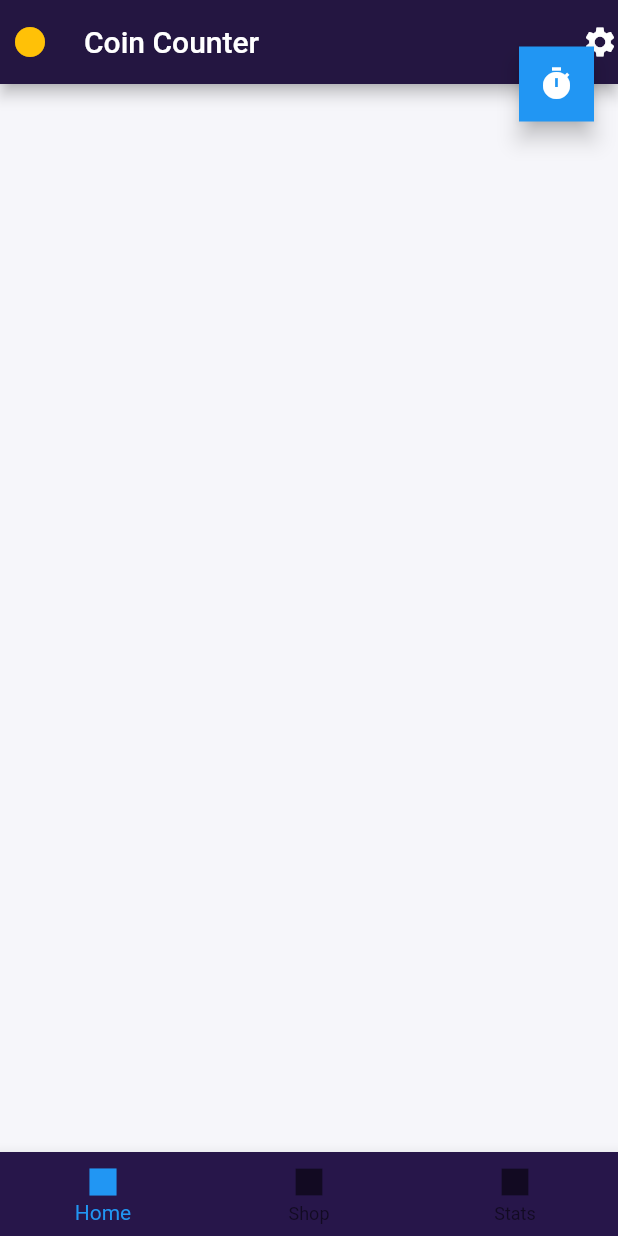
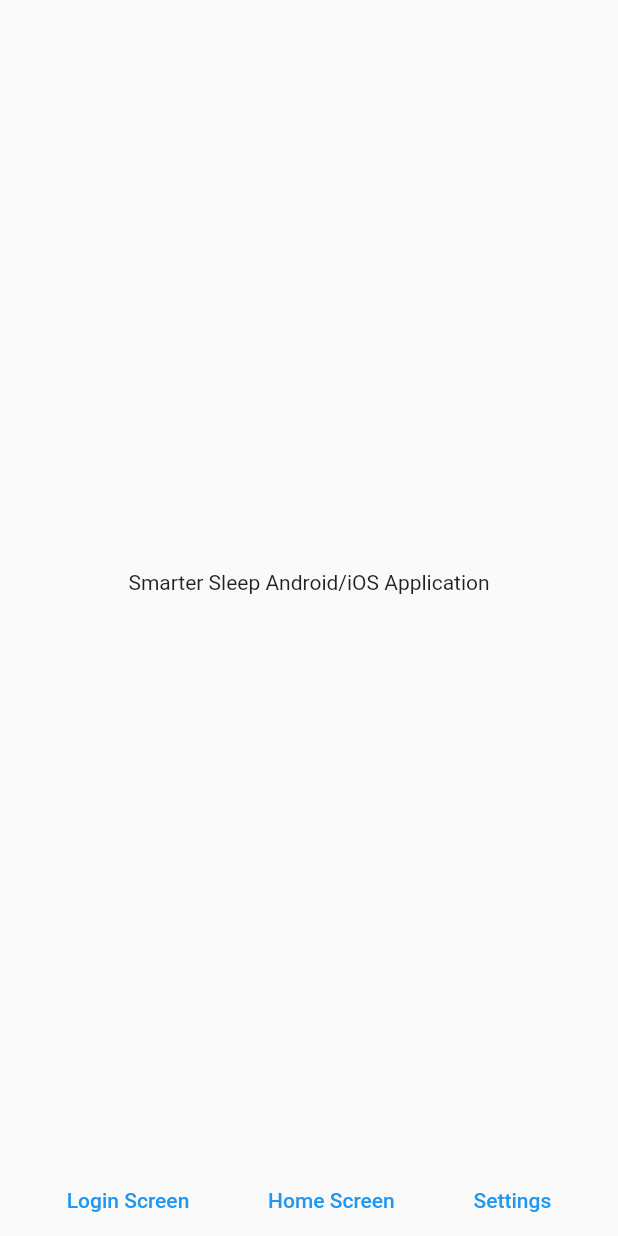
Before and after one commit to JL-SoftDev/Smarter-Sleep, a Flutter app: the screen it shows after launch, on a phone screen of 412 x 824 dp. Run offline on Flutter 3.47's test engine with Material 2 defaults, Android fonts, the phone set to English and light mode, and no system bars.

Commit message:
-Reconfigured flutter project to provide a more structured format with screens -Fixed main.dart and set the initial application to a materialApp -Implemented various screens with basic navigations

```diff
--- a/Frontend/Smarter_Sleep/smarter_sleep/lib/HomeScreen.dart
+++ /dev/null
@@ -1,38 +0,0 @@
-import 'package:flutter/material.dart';
-class HomeScreen extends StatelessWidget {
-  const HomeScreen({super.key});
-  @override
-  Widget build(BuildContext context) {
-    return MaterialApp(
-      theme: new ThemeData(
-          scaffoldBackgroundColor: Color.fromARGB(255, 246, 246, 250)),
-      home: Scaffold(
-        floatingActionButtonLocation: FloatingActionButtonLocation.endTop,
-        floatingActionButton: SizedBox(
-          height: 50,
-          width: 50,
-          child: FloatingActionButton(
-            shape: const BeveledRectangleBorder(borderRadius: BorderRadius.zero),
-            onPressed: () {
-              print("This is a Sleep Button");
-            },
-            child: const Icon(Icons.timer),
-          ),
-        ),
-        appBar: AppBar(
-            backgroundColor: Color.fromARGB(255, 36, 22, 65),
-            leading: const Icon(Icons.circle, color: Colors.amber),
-            leadingWidth: 40,
-            title: const Text('Coin Counter'),
-            actions: [const Icon(Icons.settings)]),
-        bottomNavigationBar: BottomNavigationBar(
-            backgroundColor: Color.fromARGB(255, 39, 22, 74),
-            items: const [
-              BottomNavigationBarItem(icon: Icon(Icons.square), label: 'Home'),
-              BottomNavigationBarItem(icon: Icon(Icons.square), label: 'Shop'),
-              BottomNavigationBarItem(icon: Icon(Icons.square), label: 'Stats')
-            ]),
-      ),
-    );
-  }
-}
--- /dev/null
+++ b/Frontend/Smarter_Sleep/smarter_sleep/lib/app/api/api.dart
@@ -0,0 +1 @@
+//TODO - Implement this
--- /dev/null
+++ b/Frontend/Smarter_Sleep/smarter_sleep/lib/app/screens/testingScreen.dart
@@ -0,0 +1,55 @@
+import 'package:flutter/material.dart';
+
+import 'homeScreen.dart';
+import 'loginScreen.dart';
+import 'settingsScreen.dart';
+
+class TestingScreen extends StatefulWidget {
+  const TestingScreen({super.key});
+
+  @override
+  State<TestingScreen> createState() => _TestingScreenState();
+}
+
+class _TestingScreenState extends State<TestingScreen> {
+  @override
+  Widget build(BuildContext context) {
+    return Scaffold(
+      body: Column(children: [
+        //Just placeholder text
+        Flexible(
+            child:
+                Center(child: Text("Smarter Sleep Android/iOS Application"))),
+        //Spacer
+        //TESTING Bottom Links to pages
+        Row(
+          mainAxisAlignment: MainAxisAlignment.spaceEvenly,
+          children: [
+            TextButton(
+                onPressed: _navigateToLoginScreen, child: Text("Login Screen")),
+            TextButton(
+                onPressed: _navigateToHomeScreen, child: Text("Home Screen")),
+            TextButton(
+                onPressed: _navigateToSettingsScreen, child: Text("Settings")),
+          ],
+        )
+      ]),
+    );
+  }
+
+  //Basic functions to navigate screens
+  void _navigateToLoginScreen() {
+    Navigator.push(
+        context, MaterialPageRoute(builder: (context) => const LoginScreen()));
+  }
+
+  void _navigateToHomeScreen() {
+    Navigator.push(
+        context, MaterialPageRoute(builder: (context) => const HomeScreen()));
+  }
+
+  void _navigateToSettingsScreen() {
+    Navigator.push(context,
+        MaterialPageRoute(builder: (context) => const SettingsScreen()));
+  }
+}
--- a/Frontend/Smarter_Sleep/smarter_sleep/lib/main.dart
+++ b/Frontend/Smarter_Sleep/smarter_sleep/lib/main.dart
@@ -1,11 +1,10 @@
 import 'package:flutter/material.dart';
-import 'HomeScreen.dart';
-import 'SignInPage.dart';
+import 'app/screens/testingScreen.dart';
 
 void main() {
-  runApp(HomeScreen());
+  runApp(const MaterialApp(title: "Smarter Sleep", home: TestingScreen()));
 }
-
+/*
 class SmarterSleep extends StatelessWidget {
   const SmarterSleep({super.key});
   @override
@@ -20,3 +19,4 @@ class SmarterSleep extends StatelessWidget {
     );
   }
 }
+*/
```
Also changed, not shown: Frontend/Smarter_Sleep/smarter_sleep/lib/app/screens/homeScreen.dart (added, +17 -0 lines), Frontend/Smarter_Sleep/smarter_sleep/lib/app/screens/loginScreen.dart (added, +17 -0 lines), Frontend/Smarter_Sleep/smarter_sleep/lib/app/screens/settingsScreen.dart (added, +17 -0 lines), Frontend/Smarter_Sleep/smarter_sleep/lib/app/pageRouter.dart (added), Frontend/Smarter_Sleep/smarter_sleep/lib/app/screens/SignInPage.dart (renamed from Frontend/Smarter_Sleep/smarter_sleep/lib/SignInPage.dart), Frontend/Smarter_Sleep/smarter_sleep/pubspec.lock.
